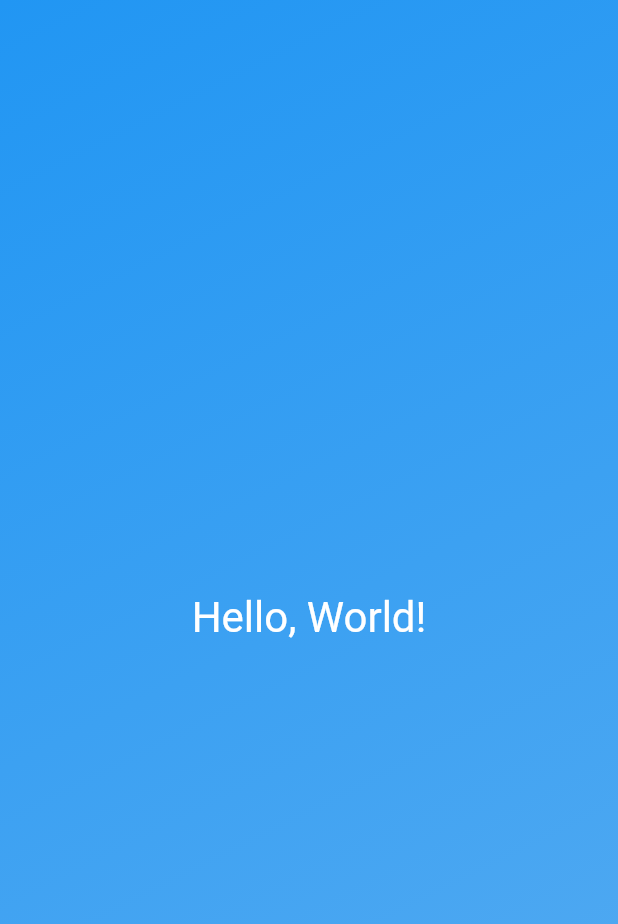
After one commit to Louis-Gil/playground, a Flutter app: the screen it shows after launch, on a phone screen of 412 x 824 dp. The commit adds this screen. Shown: the top 924 px of the screen. Run offline on Flutter 3.47's test engine with Material 2 defaults, Android fonts, the phone set to English and light mode, and no system bars.

Commit message:
feat : Update split gradient_container

```diff
--- /dev/null
+++ b/flutter_guild/roll_dice/lib/gradient_container.dart
@@ -0,0 +1,24 @@
+import 'package:flutter/material.dart';
+
+class GradientContainer extends StatelessWidget {
+  const GradientContainer({super.key});
+
+  @override
+  Widget build(context) {
+    return Container(
+      decoration: const BoxDecoration(
+        gradient: LinearGradient(
+          colors: [Colors.blue, Color.fromARGB(255, 87, 172, 241)],
+          begin: Alignment.topLeft,
+          end: Alignment.bottomRight,
+        ),
+      ),
+      child: const Center(
+        child: Text(
+          'Hello, World!',
+          style: TextStyle(color: Colors.white, fontSize: 28),
+        ),
+      ),
+    );
+  }
+}
```
Also changed, not shown: flutter_guild/roll_dice/lib/main.dart (+4 -18 lines).
